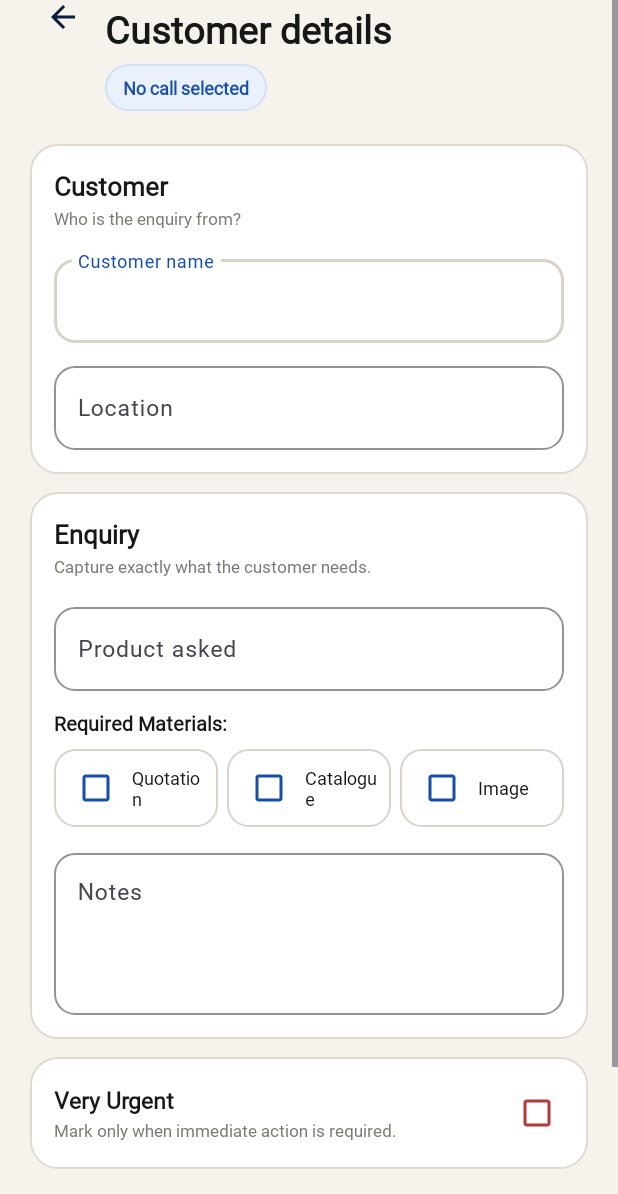
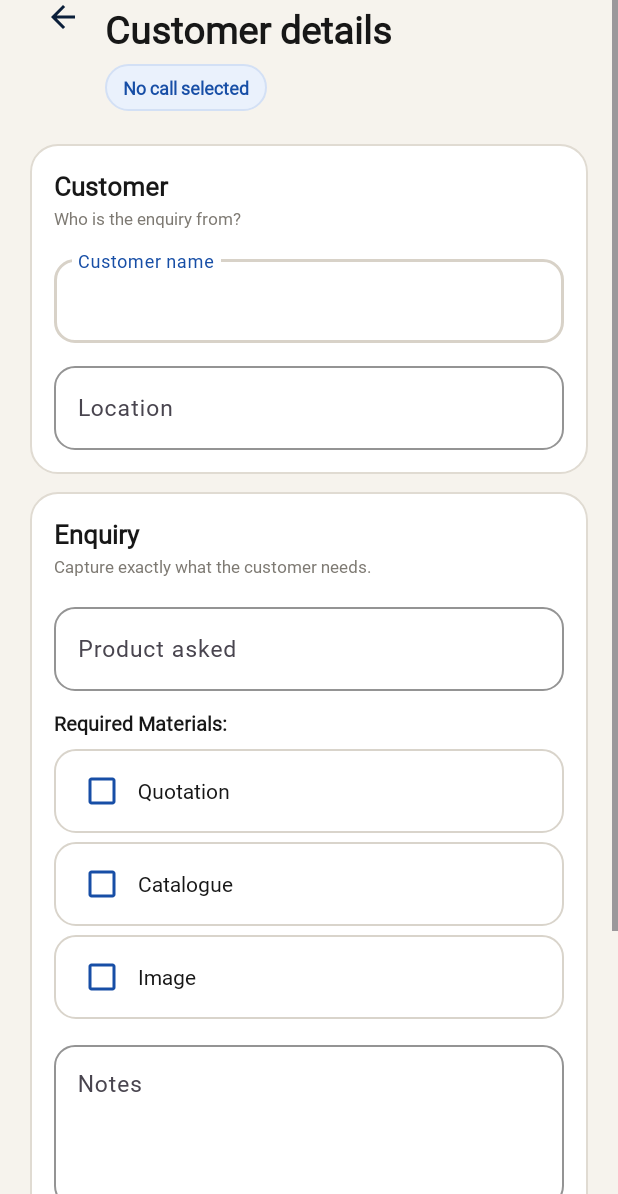
Before and after one commit to nunescbe-a11y/FIREBLADE, an Android app: the ShaneCallDetailActivity screen opened directly, with no data from a screen before it, on a phone screen of 412 x 824 dp, the part 42-1236 px from its top. Run offline under Robolectric (Android 15) with nearby library versions, the phone set to English and light mode, and no system bars; our stand-ins replace Room's generated code; pictures from the network do not load.

Commit message:
fix(1.7.17): restrict Send to Marketing workflow strictly to MKT-019 and fix Required Materials checkbox text wrapping

```diff
--- a/Android_Call_Collector/android/app/src/main/java/com/nunes/callcollector/ShaneCallDetailActivity.kt
+++ b/Android_Call_Collector/android/app/src/main/java/com/nunes/callcollector/ShaneCallDetailActivity.kt
@@ -71,8 +71,8 @@ class ShaneCallDetailActivity : AppCompatActivity() {
         b.rowCatalogue.setOnClickListener { b.cbCatalogue.isChecked = !b.cbCatalogue.isChecked }
         b.rowImage.setOnClickListener { b.cbImage.isChecked = !b.cbImage.isChecked }
 
-        val isShane = ShaneMode.isEnabled(this)
-        if (!isShane) {
+        val isShaneRecipientDevice = ShaneMode.isShaneRecipientDevice(this)
+        if (!isShaneRecipientDevice) {
             b.marketingRecipientSection.visibility = android.view.View.GONE
             b.tvMarketingSelectedCount.visibility = android.view.View.GONE
             b.btnSaveSend.text = "Save Details"
@@ -82,7 +82,7 @@ class ShaneCallDetailActivity : AppCompatActivity() {
             .ifBlank { intent.getStringExtra(EXTRA_PHONE_NORMALIZED).orEmpty() }
         b.tvPhone.text = immediateNumber.ifBlank { "Preparing latest customer..." }
 
-        if (isShane) {
+        if (isShaneRecipientDevice) {
             loadMarketingRecipients()
         }
 
@@ -288,6 +288,10 @@ class ShaneCallDetailActivity : AppCompatActivity() {
     }
 
     private fun updateMarketingSelectionUi() {
+        if (!ShaneMode.isShaneRecipientDevice(this)) {
+            b.btnSaveSend.text = "Save Details"
+            return
+        }
         val availableIds = marketingRecipients
             .filter { it.available && it.phoneNumber.isNotBlank() }
             .mapTo(hashSetOf()) { it.employeeId }
@@ -366,8 +370,8 @@ class ShaneCallDetailActivity : AppCompatActivity() {
         val image = b.cbImage.isChecked
         val urgent = b.cbVeryUrgent.isChecked
 
-        val isShane = ShaneMode.isEnabled(this)
-        val selectedRecipients = if (isShane) {
+        val isShaneRecipientDevice = ShaneMode.isShaneRecipientDevice(this)
+        val selectedRecipients = if (isShaneRecipientDevice) {
             marketingRecipients.filter {
                 it.available &&
                     it.phoneNumber.isNotBlank() &&
@@ -445,7 +449,7 @@ class ShaneCallDetailActivity : AppCompatActivity() {
 
             b.btnSaveSend.isEnabled = true
 
-            if (!isShane) {
+            if (!isShaneRecipientDevice) {
                 Toast.makeText(this@ShaneCallDetailActivity, "Details saved and syncing to Fireblade portal", Toast.LENGTH_SHORT).show()
                 finish()
                 return@launch
--- a/Android_Call_Collector/android/app/src/main/java/com/nunes/callcollector/ShaneMode.kt
+++ b/Android_Call_Collector/android/app/src/main/java/com/nunes/callcollector/ShaneMode.kt
@@ -4,6 +4,11 @@ import android.content.Context
 import org.json.JSONObject
 
 object ShaneMode {
+    fun isShaneRecipientDevice(context: Context): Boolean {
+        val config = ConfigStore(context)
+        return config.deviceId.trim().equals("MKT-019", ignoreCase = true)
+    }
+
     fun isEnabled(context: Context): Boolean {
         val config = ConfigStore(context)
         if (config.department.equals("SHANE", ignoreCase = true)) return true
--- a/Android_Call_Collector/android/app/src/main/res/layout/activity_shane_call_detail.xml
+++ b/Android_Call_Collector/android/app/src/main/res/layout/activity_shane_call_detail.xml
@@ -218,20 +218,19 @@
                 android:layout_width="match_parent"
                 android:layout_height="wrap_content"
                 android:layout_marginTop="8dp"
-                android:orientation="horizontal">
+                android:orientation="vertical">
 
                 <LinearLayout
                     android:id="@+id/rowQuotation"
-                    android:layout_width="0dp"
+                    android:layout_width="match_parent"
                     android:layout_height="wrap_content"
-                    android:layout_weight="1"
                     android:background="@drawable/bg_shane_checkbox_row"
                     android:gravity="center_vertical"
                     android:orientation="horizontal"
-                    android:paddingStart="4dp"
-                    android:paddingTop="2dp"
-                    android:paddingEnd="8dp"
-                    android:paddingBottom="2dp">
+                    android:paddingStart="8dp"
+                    android:paddingTop="4dp"
+                    android:paddingEnd="12dp"
+                    android:paddingBottom="4dp">
 
                     <CheckBox
                         android:id="@+id/cbQuotation"
@@ -241,27 +240,28 @@
 
                     <TextView
                         android:id="@+id/tvQuotationLabel"
-                        android:layout_width="wrap_content"
+                        android:layout_width="match_parent"
                         android:layout_height="wrap_content"
                         android:fontFamily="@font/source_serif_4"
+                        android:maxLines="1"
+                        android:ellipsize="none"
                         android:text="Quotation"
                         android:textColor="#171717"
-                        android:textSize="12sp" />
+                        android:textSize="14sp" />
                 </LinearLayout>
 
                 <LinearLayout
                     android:id="@+id/rowCatalogue"
-                    android:layout_width="0dp"
+                    android:layout_width="match_parent"
                     android:layout_height="wrap_content"
-                    android:layout_marginStart="6dp"
-                    android:layout_weight="1"
+                    android:layout_marginTop="6dp"
                     android:background="@drawable/bg_shane_checkbox_row"
                     android:gravity="center_vertical"
                     android:orientation="horizontal"
-                    android:paddingStart="4dp"
-                    android:paddingTop="2dp"
-                    android:paddingEnd="8dp"
-                    android:paddingBottom="2dp">
+                    android:paddingStart="8dp"
+                    android:paddingTop="4dp"
+                    android:paddingEnd="12dp"
+                    android:paddingBottom="4dp">
 
                     <CheckBox
                         android:id="@+id/cbCatalogue"
@@ -271,27 +271,28 @@
 
                     <TextView
                         android:id="@+id/tvCatalogueLabel"
-                        android:layout_width="wrap_content"
+                        android:layout_width="match_parent"
                         android:layout_height="wrap_content"
                         android:fontFamily="@font/source_serif_4"
+                        android:maxLines="1"
+                        android:ellipsize="none"
                         android:text="Catalogue"
                         android:textColor="#171717"
-                        android:textSize="12sp" />
+                        android:textSize="14sp" />
                 </LinearLayout>
 
                 <LinearLayout
                     android:id="@+id/rowImage"
-                    android:layout_width="0dp"
+                    android:layout_width="match_parent"
                     android:layout_height="wrap_content"
-                    android:layout_marginStart="6dp"
-                    android:layout_weight="1"
+                    android:layout_marginTop="6dp"
                     android:background="@drawable/bg_shane_checkbox_row"
                     android:gravity="center_vertical"
                     android:orientation="horizontal"
-                    android:paddingStart="4dp"
-                    android:paddingTop="2dp"
-                    android:paddingEnd="8dp"
-                    android:paddingBottom="2dp">
+                    android:paddingStart="8dp"
+                    android:paddingTop="4dp"
+                    android:paddingEnd="12dp"
+                    android:paddingBottom="4dp">
 
                     <CheckBox
                         android:id="@+id/cbImage"
@@ -301,12 +302,14 @@
 
                     <TextView
                         android:id="@+id/tvImageLabel"
-                        android:layout_width="wrap_content"
+                        android:layout_width="match_parent"
                         android:layout_height="wrap_content"
                         android:fontFamily="@font/source_serif_4"
+                        android:maxLines="1"
+                        android:ellipsize="none"
                         android:text="Image"
                         android:textColor="#171717"
-                        android:textSize="12sp" />
+                        android:textSize="14sp" />
                 </LinearLayout>
             </LinearLayout>
 
```
Also changed, not shown: 1 other file.
